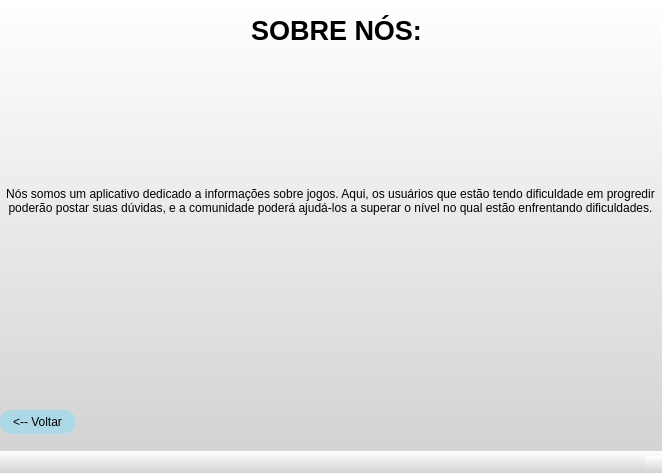
First picture: the form in TelaObout.ui, repository JorgeLuis8/Trabalho-POO-II, before the edit.
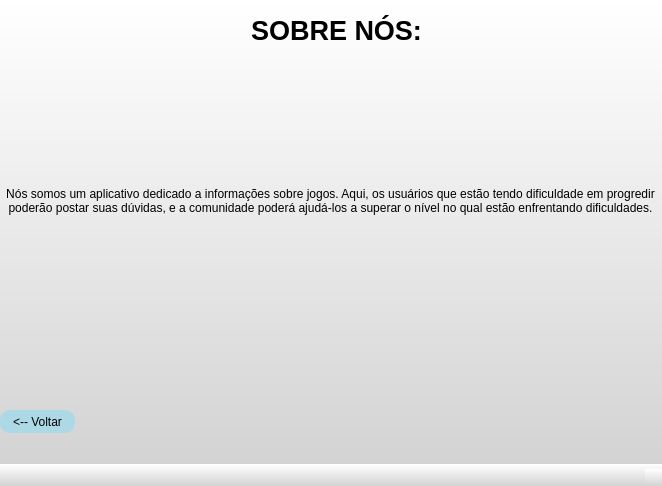
Second picture: the form after the edit.

Commit message: telas atualizdas

Diff of the .ui file:
```diff
--- a/TelaObout.ui
+++ b/TelaObout.ui
@@ -7,7 +7,7 @@
     <x>0</x>
     <y>0</y>
     <width>662</width>
-    <height>473</height>
+    <height>486</height>
    </rect>
   </property>
   <property name="windowTitle">
```
Left out of the diff: 10 changed lines with no effect on the pictures. The commit also changes 3 other files.
